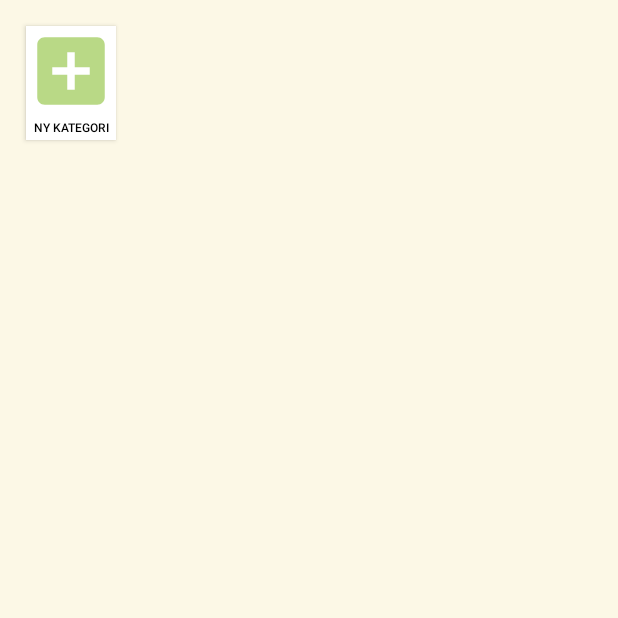
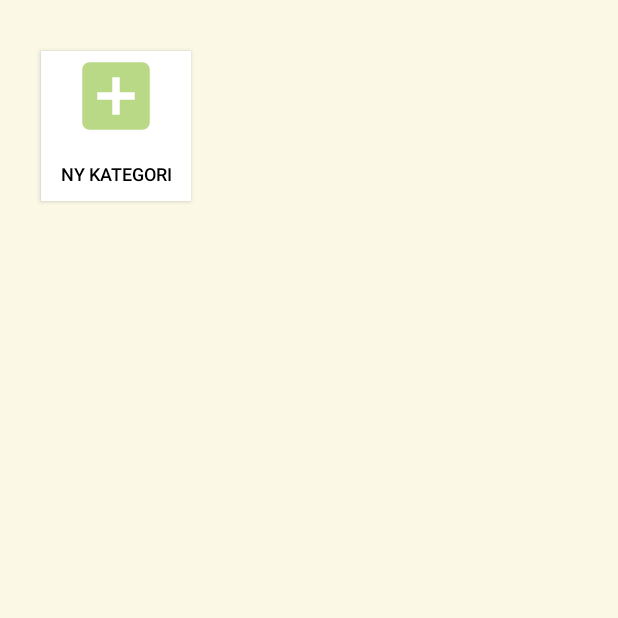
Before and after one commit to Alexcool3/Food_Waste_Prototype, an Android app: the InputActivity screen opened directly, with no data from a screen before it, on a phone screen of 412 x 824 dp, the top half of it. Run offline under Robolectric (Android 15) with nearby library versions, the light colour scheme and no system bars.

Commit message:
Input Activity update - New food catergory Dialog restructured.

```diff
--- a/app/build.gradle
+++ b/app/build.gradle
@@ -38,4 +38,5 @@ dependencies {
     androidTestImplementation 'androidx.test.ext:junit:1.1.1'
     androidTestImplementation 'androidx.test.espresso:espresso-core:3.2.0'
     implementation 'androidx.cardview:cardview:1.0.0'
+    implementation 'com.google.android.material:material:1.1.0'
 }
--- a/app/src/main/java/com/example/food_waste_prototype/LoginActivity.java
+++ b/app/src/main/java/com/example/food_waste_prototype/LoginActivity.java
@@ -26,7 +26,7 @@ public class LoginActivity extends AppCompatActivity {
     //private TextView tv_kodeord;
     //private Button button;
 
-
+    /*
     @Override
     protected void onCreate(Bundle savedInstanceState) {
         super.onCreate(savedInstanceState);
@@ -76,5 +76,5 @@ public class LoginActivity extends AppCompatActivity {
     }
 
 
-
+    */
 }
--- a/app/src/main/res/layout/activity_input.xml
+++ b/app/src/main/res/layout/activity_input.xml
@@ -6,22 +6,50 @@
     android:id="@+id/input_layout"
     android:layout_width="match_parent"
     android:layout_height="match_parent"
-    tools:context=".InputActivity">
+    tools:context=".InputActivity"
+    android:orientation="vertical">
 
-    <Button
-        android:id="@+id/addButton"
-        android:layout_width="60dp"
-        android:layout_height="76dp"
-        android:background="#FFFFFF"
-        android:drawableTop="@drawable/ic_add_box_black_24dp"
-        android:text="Ny Kategori"
-        android:textColor="#000000"
-        android:textSize="8sp"
+
+
+    <TableLayout
+        android:layout_width="match_parent"
+        android:layout_height="match_parent"
         app:layout_constraintBottom_toBottomOf="parent"
         app:layout_constraintEnd_toEndOf="parent"
-        app:layout_constraintHorizontal_bias="0.05"
         app:layout_constraintStart_toStartOf="parent"
-        app:layout_constraintTop_toTopOf="parent"
-        app:layout_constraintVertical_bias="0.023" />
+        app:layout_constraintTop_toTopOf="parent">
+
+        <TableRow
+            android:layout_width="match_parent"
+            android:layout_height="0dp"
+            android:layout_weight="0.5"
+            android:weightSum="1">
+            <RelativeLayout
+                android:layout_width="0dp"
+                android:layout_height="match_parent"
+                android:layout_weight="1">
+
+                <Button
+                    android:id="@+id/addButton"
+                    android:layout_width="100dp"
+                    android:layout_height="100dp"
+                    android:layout_alignParentStart="true"
+                    android:layout_alignParentLeft="true"
+                    android:layout_alignParentTop="true"
+                    android:layout_marginStart="27dp"
+                    android:layout_marginLeft="27dp"
+                    android:layout_marginTop="34dp"
+                    android:background="#FFFFFF"
+                    android:drawableTop="@drawable/ic_add_box_black_24dp"
+                    android:gravity="center|bottom"
+                    android:paddingBottom="10dp"
+                    android:text="Ny Kategori"
+                    android:textColor="#000000"
+                    android:textSize="12sp" />
+            </RelativeLayout>
+        </TableRow>
+
+
+    </TableLayout>
 
 </androidx.constraintlayout.widget.ConstraintLayout>
```
Also changed, not shown: app/src/main/AndroidManifest.xml (+7 -1 lines), app/src/main/java/com/example/food_waste_prototype/InputActivity.java (+36 -163 lines), app/src/main/res/layout/new_category_dialog.xml (added, +75 -0 lines).
